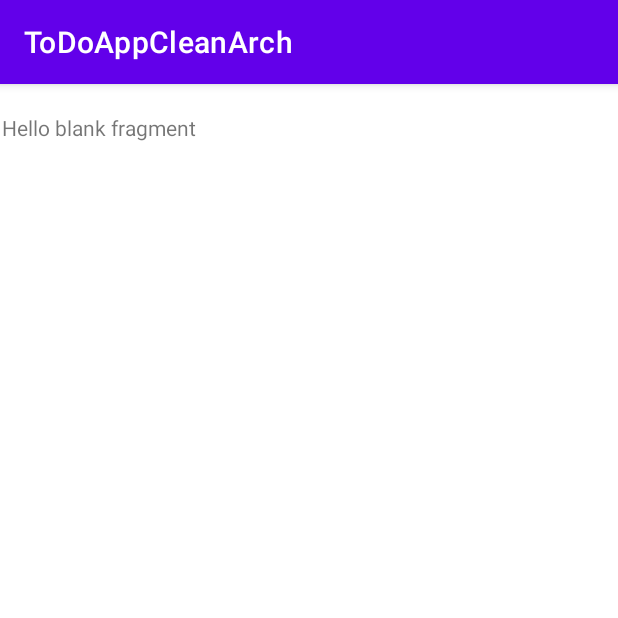
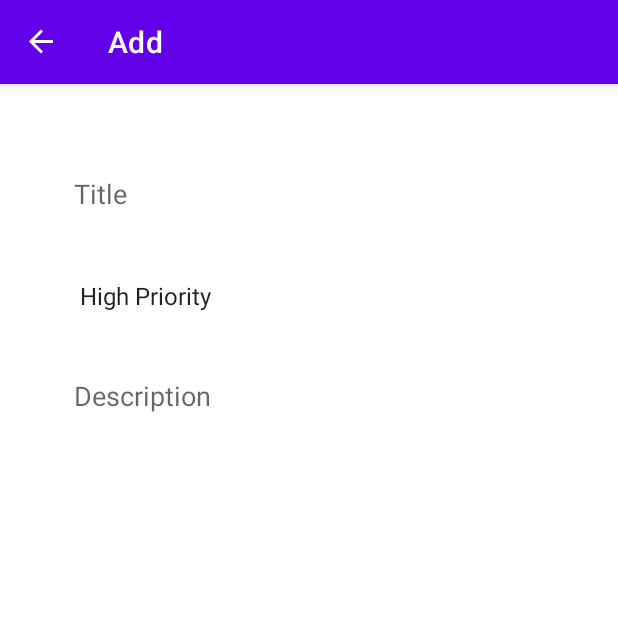
Before and after one commit to WSixx/To-Do-App-Clean-Architecture-Kotlin, an Android app: the AddFragment screen opened through its navigation route, on a phone screen of 412 x 824 dp, the top half of it. Run offline under Robolectric (Android 15) with nearby library versions, the phone set to English and light mode, and no system bars; our stand-ins replace navigation-ui.

Commit message:
add fragemnt layout

```diff
--- a/app/src/main/java/br/com/lucad/todoappcleanarch/MainActivity.kt
+++ b/app/src/main/java/br/com/lucad/todoappcleanarch/MainActivity.kt
@@ -1,11 +1,33 @@
 package br.com.lucad.todoappcleanarch
 
+import android.os.Bundle
 import androidx.appcompat.app.AppCompatActivity
-import android.os.Bundle
+import androidx.navigation.NavController
+import androidx.navigation.findNavController
+import androidx.navigation.fragment.NavHostFragment
+import androidx.navigation.fragment.findNavController
+import androidx.navigation.ui.setupActionBarWithNavController
+
 
 class MainActivity : AppCompatActivity() {
     override fun onCreate(savedInstanceState: Bundle?) {
         super.onCreate(savedInstanceState)
         setContentView(R.layout.activity_main)
+
+        val navHostFragment =
+            supportFragmentManager.findFragmentById(R.id.navHostfragment) as NavHostFragment
+        val navController: NavController = navHostFragment.navController
+
+        setupActionBarWithNavController(navController)
+
     }
+
+    override fun onSupportNavigateUp(): Boolean {
+        val navController =
+            supportFragmentManager.findFragmentById(R.id.navHostfragment)?.findNavController()
+
+        //val navController = findNavController(R.id.navHostfragment)
+        return navController!!.navigateUp() || super.onSupportNavigateUp()
+    }
+
 }
--- a/app/src/main/java/br/com/lucad/todoappcleanarch/fragments/list/ListFragment.kt
+++ b/app/src/main/java/br/com/lucad/todoappcleanarch/fragments/list/ListFragment.kt
@@ -5,7 +5,11 @@ import androidx.fragment.app.Fragment
 import android.view.LayoutInflater
 import android.view.View
 import android.view.ViewGroup
+import androidx.navigation.Navigation
+import androidx.navigation.fragment.NavHostFragment
+import androidx.navigation.fragment.findNavController
 import br.com.lucad.todoappcleanarch.R
+import com.google.android.material.floatingactionbutton.FloatingActionButton
 
 class ListFragment : Fragment() {
 
@@ -14,6 +18,11 @@ class ListFragment : Fragment() {
         savedInstanceState: Bundle?
     ): View? {
         // Inflate the layout for this fragment
-        return inflater.inflate(R.layout.fragment_list, container, false)
+        val view =  inflater.inflate(R.layout.fragment_list, container, false)
+
+       view.findViewById<FloatingActionButton>(R.id.floatingActionButton).setOnClickListener {
+            findNavController().navigate(R.id.action_listFragment_to_addFragment)
+        }
+        return view
     }
 }
--- a/app/src/main/res/layout/activity_main.xml
+++ b/app/src/main/res/layout/activity_main.xml
@@ -1,5 +1,6 @@
 <?xml version="1.0" encoding="utf-8"?>
-<androidx.constraintlayout.widget.ConstraintLayout xmlns:android="http://schemas.android.com/apk/res/android"
+<androidx.constraintlayout.widget.ConstraintLayout
+    xmlns:android="http://schemas.android.com/apk/res/android"
     xmlns:app="http://schemas.android.com/apk/res-auto"
     xmlns:tools="http://schemas.android.com/tools"
     android:layout_width="match_parent"
--- a/app/src/main/res/layout/fragment_add.xml
+++ b/app/src/main/res/layout/fragment_add.xml
@@ -1,14 +1,56 @@
 <?xml version="1.0" encoding="utf-8"?>
-<FrameLayout xmlns:android="http://schemas.android.com/apk/res/android"
+<androidx.constraintlayout.widget.ConstraintLayout
+    xmlns:android="http://schemas.android.com/apk/res/android"
+    xmlns:app="http://schemas.android.com/apk/res-auto"
     xmlns:tools="http://schemas.android.com/tools"
     android:layout_width="match_parent"
     android:layout_height="match_parent"
+    android:padding="24dp"
     tools:context=".fragments.add.AddFragment">
 
-    <!-- TODO: Update blank fragment layout -->
-    <TextView
-        android:layout_width="match_parent"
-        android:layout_height="match_parent"
-        android:text="@string/hello_blank_fragment" />
 
-</FrameLayout>
+    <EditText
+        android:id="@+id/editTextTextPersonName"
+        android:layout_width="0dp"
+        android:layout_height="60dp"
+        android:ems="10"
+        android:inputType="textPersonName"
+        android:background="@android:color/transparent"
+        android:hint="@string/title"
+        android:paddingStart="24dp"
+        android:paddingEnd="24dp"
+        app:layout_constraintEnd_toEndOf="parent"
+        app:layout_constraintStart_toStartOf="parent"
+        app:layout_constraintTop_toTopOf="parent" />
+
+    <Spinner
+        android:id="@+id/spinner"
+        android:layout_width="0dp"
+        android:layout_height="60dp"
+        android:layout_marginTop="8dp"
+        android:paddingStart="20dp"
+        android:paddingEnd="20dp"
+        android:entries="@array/priorities"
+        android:background="@android:color/transparent"
+        app:layout_constraintEnd_toEndOf="parent"
+        app:layout_constraintStart_toStartOf="parent"
+        app:layout_constraintTop_toBottomOf="@+id/editTextTextPersonName" />
+
+    <EditText
+        android:id="@+id/editTextTextMultiLine"
+        android:layout_width="0dp"
+        android:layout_height="0dp"
+        android:ems="10"
+        android:layout_marginTop="8dp"
+        android:background="@android:color/transparent"
+        android:hint="@string/description"
+        android:gravity="top|start"
+        android:paddingStart="24dp"
+        android:paddingEnd="24dp"
+        android:paddingTop="16dp"
+        android:inputType="textMultiLine"
+        app:layout_constraintBottom_toBottomOf="parent"
+        app:layout_constraintEnd_toEndOf="parent"
+        app:layout_constraintStart_toStartOf="parent"
+        app:layout_constraintTop_toBottomOf="@+id/spinner" />
+</androidx.constraintlayout.widget.ConstraintLayout>
--- a/app/src/main/res/layout/fragment_list.xml
+++ b/app/src/main/res/layout/fragment_list.xml
@@ -1,5 +1,6 @@
 <?xml version="1.0" encoding="utf-8"?>
-<androidx.constraintlayout.widget.ConstraintLayout xmlns:android="http://schemas.android.com/apk/res/android"
+<androidx.constraintlayout.widget.ConstraintLayout
+    xmlns:android="http://schemas.android.com/apk/res/android"
     xmlns:app="http://schemas.android.com/apk/res-auto"
     xmlns:tools="http://schemas.android.com/tools"
     android:layout_width="match_parent"
--- a/app/src/main/res/navigation/my_nav.xml
+++ b/app/src/main/res/navigation/my_nav.xml
@@ -8,8 +8,8 @@
     <fragment
         android:id="@+id/listFragment"
         android:name="br.com.lucad.todoappcleanarch.fragments.list.ListFragment"
-        android:label="fragment_list"
-        tools:layout="@layout/fragment_list" >
+        android:label="To Do List"
+        tools:layout="@layout/fragment_list">
         <action
             android:id="@+id/action_listFragment_to_addFragment"
             app:destination="@id/addFragment" />
@@ -20,7 +20,7 @@
     <fragment
         android:id="@+id/addFragment"
         android:name="br.com.lucad.todoappcleanarch.fragments.add.AddFragment"
-        android:label="fragment_add"
+        android:label="Add"
         tools:layout="@layout/fragment_add" >
         <action
             android:id="@+id/action_addFragment_to_listFragment"
@@ -29,7 +29,7 @@
     <fragment
         android:id="@+id/updateFragment"
         android:name="br.com.lucad.todoappcleanarch.fragments.update.UpdateFragment"
-        android:label="fragment_update"
+        android:label="Update"
         tools:layout="@layout/fragment_update" >
         <action
             android:id="@+id/action_updateFragment_to_listFragment"
--- a/app/src/main/res/values/strings.xml
+++ b/app/src/main/res/values/strings.xml
@@ -3,4 +3,14 @@
     <!-- TODO: Remove or change this placeholder text -->
     <string name="hello_blank_fragment">Hello blank fragment</string>
     <string name="no_data">No Data</string>
+    <string name="title">Title</string>
+    <string name="description">Description</string>
+
+    <string-array name="priorities">
+
+        <item>High Priority</item>
+        <item>Medium Priority</item>
+        <item>Low Priority</item>
+
+    </string-array>
 </resources>
```
